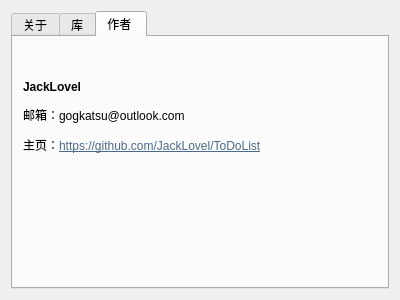
Before: the Qt Designer form aboutdialog.ui in JackLovel/ToDoList, drawn with Qt 5.
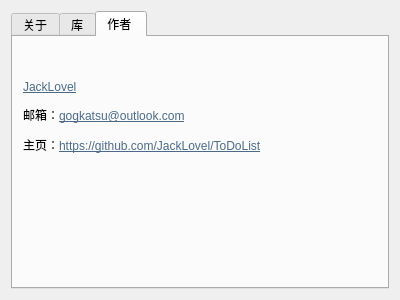
After: the same form once the commit is applied. The open tabs and pages were chosen to show the change.

What changed in the file:
```diff
--- a/aboutdialog.ui
+++ b/aboutdialog.ui
@@ -70,7 +70,7 @@
         </rect>
        </property>
        <property name="text">
-        <string>&lt;html&gt;&lt;head/&gt;&lt;body&gt;&lt;p&gt;&lt;span style=&quot; font-weight:600; color:#000000;&quot;&gt;JackLovel&lt;/span&gt;&lt;/p&gt;&lt;p&gt;邮箱：gogkatsu@outlook.com&lt;/p&gt;&lt;p&gt;主页：&lt;a href=&quot;https://github.com/JackLovel/ToDoList&quot;&gt;&lt;span style=&quot; text-decoration: underline; color:#4c6b8a;&quot;&gt;https://github.com/JackLovel/ToDoList&lt;/span&gt;&lt;/a&gt;&lt;/p&gt;&lt;/body&gt;&lt;/html&gt;</string>
+        <string>&lt;html&gt;&lt;head/&gt;&lt;body&gt;&lt;p&gt;&lt;a href=&quot;https://github.com/JackLovel&quot;&gt;&lt;span style=&quot; text-decoration: underline; color:#4c6b8a;&quot;&gt;JackLovel&lt;/span&gt;&lt;/a&gt;&lt;/p&gt;&lt;p&gt;邮箱：&lt;a href=&quot;mailto:gogkatsu@outlook.com&quot;&gt;&lt;span style=&quot; text-decoration: underline; color:#4c6b8a;&quot;&gt;gogkatsu@outlook.com&lt;/span&gt;&lt;/a&gt;&lt;/p&gt;&lt;p&gt;主页：&lt;a href=&quot;https://github.com/JackLovel/ToDoList&quot;&gt;&lt;span style=&quot; text-decoration: underline; color:#4c6b8a;&quot;&gt;https://github.com/JackLovel/ToDoList&lt;/span&gt;&lt;/a&gt;&lt;/p&gt;&lt;/body&gt;&lt;/html&gt;</string>
        </property>
       </widget>
      </widget>
```
Left out of the diff: 2 changed lines with no effect on the pictures.
